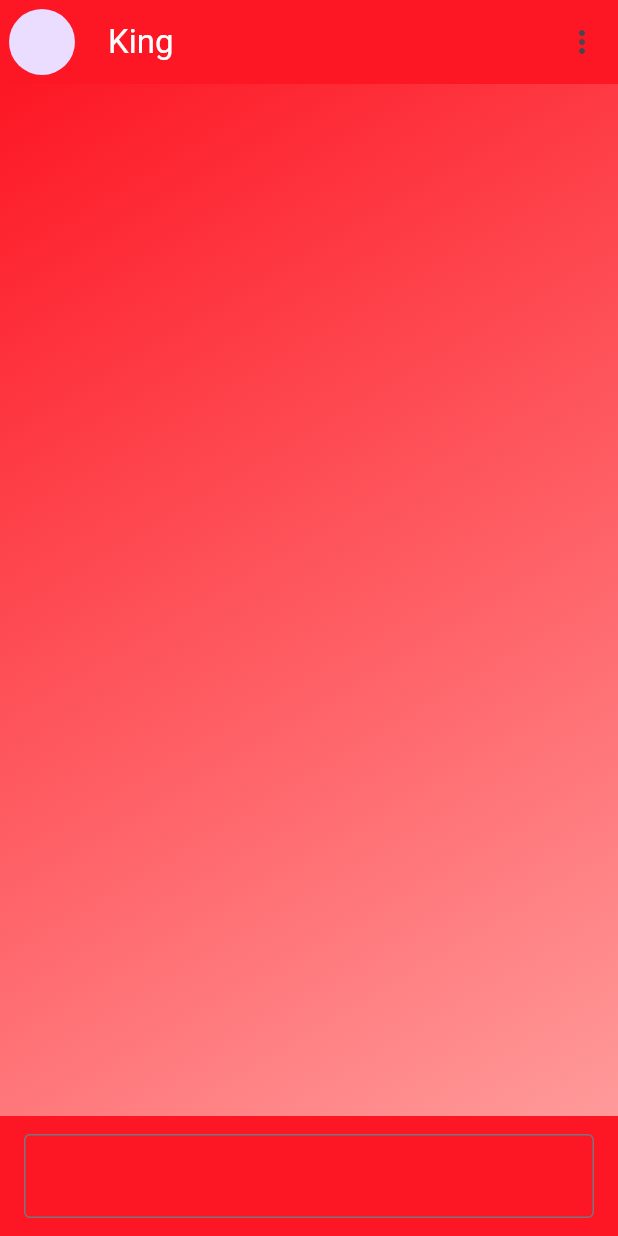
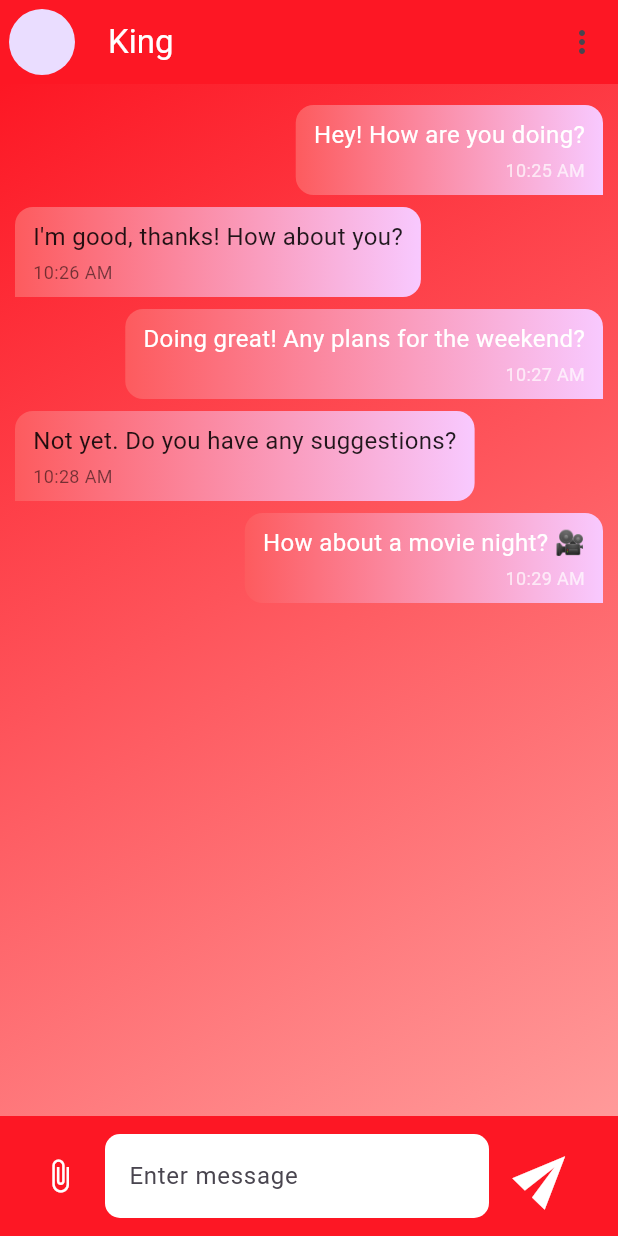
Before and after one commit to ATgayan/Lover_chat_App, a Flutter app: the screen it shows after launch, on a phone screen of 412 x 824 dp. Run offline on Flutter 3.47's test engine with Material 3 defaults, Android fonts, the phone set to English and light mode, and no system bars; our stand-ins replace firebase_core; accounts and stored records are empty.

Commit message:
develop app ui parts

```diff
--- /dev/null
+++ b/LoverchatApp/lib/Model/Massege.dart
@@ -0,0 +1,33 @@
+class ChatMessage {
+  final String message;        // The text content of the message
+  final DateTime time;         // Timestamp of the message
+  final bool isSender;         // True if the sender, false if receiver
+  final bool deliveryStatus;   // True if delivered, false otherwise
+
+  ChatMessage({
+    required this.message,
+    required this.time,
+    required this.isSender,
+    required this.deliveryStatus,
+  });
+
+  // Factory constructor to create a ChatMessage from JSON
+  factory ChatMessage.fromJson(Map<String, dynamic> json) {
+    return ChatMessage(
+      message: json['message'] as String,
+      time: DateTime.parse(json['time'] as String),
+      isSender: json['isSender'] as bool,
+      deliveryStatus: json['deliveryStatus'] as bool,
+    );
+  }
+
+  // Method to convert a ChatMessage to JSON
+  Map<String, dynamic> toJson() {
+    return {
+      'message': message,
+      'time': time.toIso8601String(),
+      'isSender': isSender,
+      'deliveryStatus': deliveryStatus,
+    };
+  }
+}
--- /dev/null
+++ b/LoverchatApp/lib/StaticData/massageData.dart
@@ -0,0 +1,34 @@
+import 'package:affinity/Model/Massege.dart'; // Import the model
+
+List<ChatMessage> dummyChatMessages = [
+  ChatMessage(
+    message: "Hey! How are you doing?",
+    time: DateTime.now().subtract(const Duration(minutes: 5)),
+    isSender: true,
+    deliveryStatus: true,
+  ),
+  ChatMessage(
+    message: "I'm good, thanks! How about you?",
+    time: DateTime.now().subtract(const Duration(minutes: 4)),
+    isSender: false,
+    deliveryStatus: true,
+  ),
+  ChatMessage(
+    message: "Doing great! Any plans for the weekend?",
+    time: DateTime.now().subtract(const Duration(minutes: 3)),
+    isSender: true,
+    deliveryStatus: true,
+  ),
+  ChatMessage(
+    message: "Not yet. Do you have any suggestions?",
+    time: DateTime.now().subtract(const Duration(minutes: 2)),
+    isSender: false,
+    deliveryStatus: false,
+  ),
+  ChatMessage(
+    message: "How about a movie night? 🎥",
+    time: DateTime.now().subtract(const Duration(minutes: 1)),
+    isSender: true,
+    deliveryStatus: true,
+  ),
+];
--- a/LoverchatApp/lib/Theme/Color.dart
+++ b/LoverchatApp/lib/Theme/Color.dart
@@ -4,9 +4,23 @@ class AppColors {
   static const Color primaryRed = Color(0xFFFD1724);
   static const Color softPink = Color(0xFFFF9A9A);
 
+  static const Color massageColor1 = Color(0xFFFD5B5E);
+  static const Color massageColor2 = Color(0xFFF8C9FF);
+
   static const LinearGradient customGradient = LinearGradient(
     colors: [primaryRed, softPink],
     begin: Alignment.topLeft,
     end: Alignment.bottomRight,
   );
+
+  static const LinearGradient msenderGradient = LinearGradient(
+    colors: [massageColor1, massageColor2],
+    begin: Alignment.centerLeft,
+    end: Alignment.centerRight,
+  );
+  static const LinearGradient mriseverGradient = LinearGradient(
+    colors: [massageColor1, massageColor2],
+    begin: Alignment.centerLeft,
+    end: Alignment.centerRight,
+  );
 }
--- a/LoverchatApp/lib/main.dart
+++ b/LoverchatApp/lib/main.dart
@@ -1,22 +1,27 @@
 import 'package:affinity/pages/Chat.dart';
 import 'package:affinity/pages/loading.dart';
+import 'package:firebase_core/firebase_core.dart';
 import 'package:flutter/material.dart';
 
-void main() {
+
+  void main() async {
+  WidgetsFlutterBinding.ensureInitialized();
+  await Firebase.initializeApp(
+
+  );
   runApp(const MyApp());
 }
 
 class MyApp extends StatelessWidget {
   const MyApp({super.key});
 
-  // This widget is the root of your application.
   @override
   Widget build(BuildContext context) {
     return MaterialApp(
       initialRoute: '/loading',
       routes: {
         '/loading': (context) => const LoadingScreen(),
-        '/Home': (context) => Chat()
+        '/Home': (context) => const Chat()
       },
       title: 'LoveChat',
 
--- a/LoverchatApp/lib/pages/Chat.dart
+++ b/LoverchatApp/lib/pages/Chat.dart
@@ -1,19 +1,27 @@
+import 'package:affinity/Model/Massege.dart';
+import 'package:affinity/StaticData/massageData.dart';
 import 'package:flutter/material.dart';
 import 'package:affinity/widget/Chatwindow.dart';
 
-class Chat extends StatelessWidget {
+class Chat extends StatefulWidget {
   const Chat({super.key});
+
+  @override
+  State<Chat> createState() => _ChatState();
+}
+
+class _ChatState extends State<Chat> {
+  final TextEditingController _controller = TextEditingController();
 
   @override
   Widget build(BuildContext context) {
     return Scaffold(
+      resizeToAvoidBottomInset: true,
       appBar: AppBar(
-        backgroundColor: Color(0xFFFD1724),
+        backgroundColor: const Color(0xFFFD1724),
         leading: const Padding(
           padding: EdgeInsets.all(6.0),
-          child: CircleAvatar(
-
-          ),
+          child: CircleAvatar(),
         ),
         title: const Text(
           'King',
@@ -26,17 +34,68 @@ class Chat extends StatelessWidget {
           ),
         ],
       ),
-      body: const Chatwindow(),
-      bottomNavigationBar: const BottomAppBar(
-        color: Color(0xFFFD1724),
-        child: TextField(
-          decoration: InputDecoration(
-            fillColor: Colors.white,
-            border: OutlineInputBorder(),
+      body: Column(
+        children: [
 
+          Expanded(
+            child: Chatwindow(messages: dummyChatMessages),
           ),
-        ),
-      )
+          Container(
+            color: const Color(0xFFFD1724),
+            padding: const EdgeInsets.symmetric(horizontal: 8.0, vertical: 4.0),
+            child: Row(
+              children: [
+                const SizedBox(width: 20.0),
+                const Icon(Icons.attach_file, color: Colors.white),
+                const SizedBox(width: 10.0),
+                Expanded(
+                  child: Padding(
+                    padding: const EdgeInsets.all(8.0),
+                    child: TextField(
+                      controller: _controller,
+                      decoration: const InputDecoration(
+                        fillColor: Colors.white,
+                        filled: true,
+                        border: OutlineInputBorder(
+                          borderSide: BorderSide.none,
+                          borderRadius: BorderRadius.all(Radius.circular(10)),
+                        ),
+                        hintText: 'Enter message',
+                      ),
+                    ),
+                  ),
+                ),
+                const SizedBox(width: 10.0),
+                Transform.rotate(
+                  angle: -0.80,
+                  child: GestureDetector(
+                    onTap: () {
+                      final text = _controller.text.trim();
+                      if (text.isNotEmpty) {
+                        setState(() {
+                          dummyChatMessages.add(ChatMessage(
+                            message: text,
+                            time: DateTime.now(),
+                            isSender: true,
+                            deliveryStatus: true,
+                          ));
+                        });
+                        _controller.clear();
+                      }
+                    },
+                    child: const Icon(
+                      Icons.send,
+                      size: 40,
+                      color: Colors.white,
+                    ),
+                  ),
+                ),
+                const SizedBox(width: 20.0),
+              ],
+            ),
+          ),
+        ],
+      ),
     );
   }
 }
--- a/LoverchatApp/lib/widget/Chatwindow.dart
+++ b/LoverchatApp/lib/widget/Chatwindow.dart
@@ -1,28 +1,83 @@
+import 'package:affinity/Model/Massege.dart';
 import 'package:affinity/Theme/Color.dart';
 import 'package:flutter/material.dart';
 
-class Chatwindow extends StatefulWidget {
-  const Chatwindow({super.key});
+
+class Chatwindow extends StatelessWidget {
+
+  final List<ChatMessage> messages;
+
+  const Chatwindow({super.key, required this.messages});
+
 
   @override
-  State<Chatwindow> createState() => _ChatwindowState();
-}
+  Widget build(BuildContext context) {
 
-class _ChatwindowState extends State<Chatwindow> {
-  @override
-  Widget build(BuildContext context) {
+
     return Container(
       decoration: const BoxDecoration(
         gradient: AppColors.customGradient
       ),
-      child: Column(
-        children: [
-          Container(
-            height: 400,
-          ),
+      child: ListView.builder(
+        itemCount: messages.length,
+        padding: const EdgeInsets.symmetric(horizontal: 10, vertical: 10),
+        itemBuilder: (context, index) {
+          final message = messages[index];
 
-        ],
-      )
+
+          final isSender = message.isSender;
+
+          return Align(
+            alignment: isSender ? Alignment.centerRight : Alignment.centerLeft,
+            child: Padding(
+              padding: const EdgeInsets.symmetric(vertical: 4.0),
+              child: Container(
+                padding: const EdgeInsets.symmetric(horizontal: 12, vertical: 8),
+                decoration: BoxDecoration(
+                  gradient: isSender? AppColors.mriseverGradient : AppColors.msenderGradient,
+                  borderRadius: BorderRadius.only(
+                    topLeft: const Radius.circular(12),
+                    topRight: const Radius.circular(12),
+                    bottomLeft:
+                        isSender ? const Radius.circular(12) : Radius.zero,
+                    bottomRight:
+                        isSender ? Radius.zero : const Radius.circular(12),
+                  ),
+                ),
+                child: Column(
+                  crossAxisAlignment:
+                      isSender ? CrossAxisAlignment.end : CrossAxisAlignment.start,
+                  children: [
+                    Text(
+                      message.message,
+                      style: TextStyle(
+                        color: isSender ? Colors.white : Colors.black87,
+                        fontSize: 16,
+                      ),
+                    ),
+                    const SizedBox(height: 4),
+                    Text(
+                      _formatTime(message.time),
+                      style: TextStyle(
+                        color: isSender ? Colors.white70 : Colors.black54,
+                        fontSize: 12,
+                      ),
+                    ),
+                  ],
+                ),
+              ),
+            ),
+          );
+        },
+      ),
     );
   }
+
+  // Helper function to format time (e.g., HH:mm AM/PM)
+  String _formatTime(DateTime time) {
+    final hours = time.hour > 12 ? time.hour - 12 : time.hour;
+    final minutes = time.minute.toString().padLeft(2, '0');
+    final period = time.hour >= 12 ? "PM" : "AM";
+    return "$hours:$minutes $period";
+  }
 }
--- a/LoverchatApp/pubspec.yaml
+++ b/LoverchatApp/pubspec.yaml
@@ -30,6 +30,9 @@ environment:
 dependencies:
   flutter:
     sdk: flutter
+  firebase_auth: ^5.3.4
+  firebase_core: ^3.8.1
+  # flutter_keyboard_visibility: ^6.0.0
 
 
 
```
Also changed, not shown: LoverchatApp/lib/authenticate/Connect/email.dart (added, +64 -0 lines), LoverchatApp/lib/authenticate/Connect/name.dart (added, +84 -0 lines), LoverchatApp/lib/authenticate/Signin.dart (added, +123 -0 lines), LoverchatApp/lib/authenticate/Signup.dart (added, +203 -0 lines), LoverchatApp/pubspec.lock, 3 other files.
